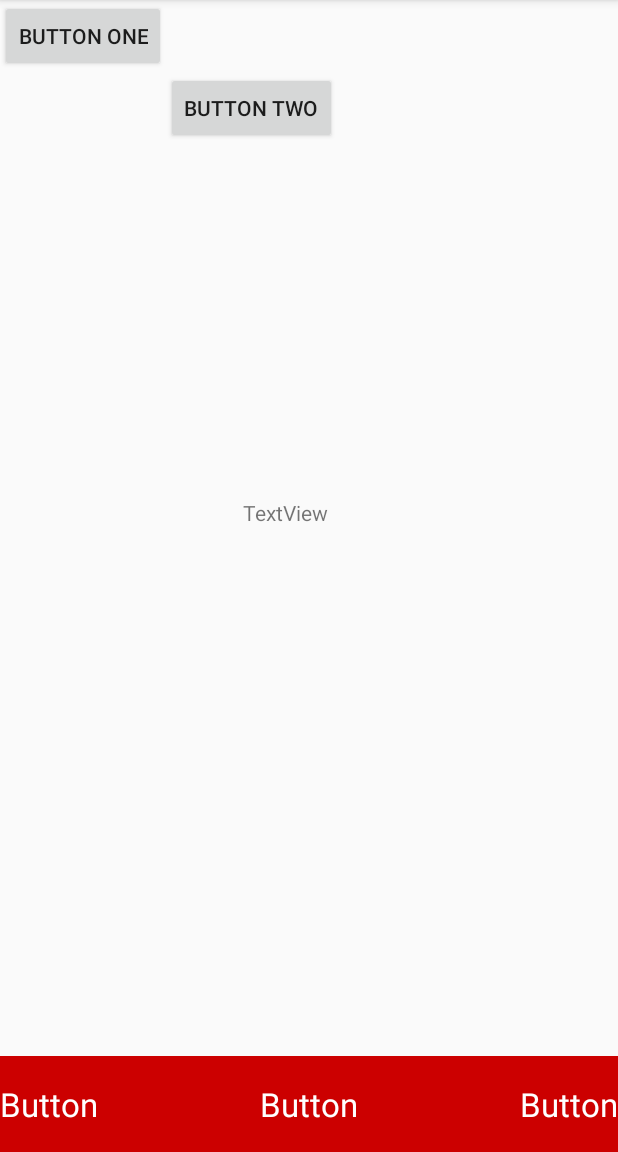
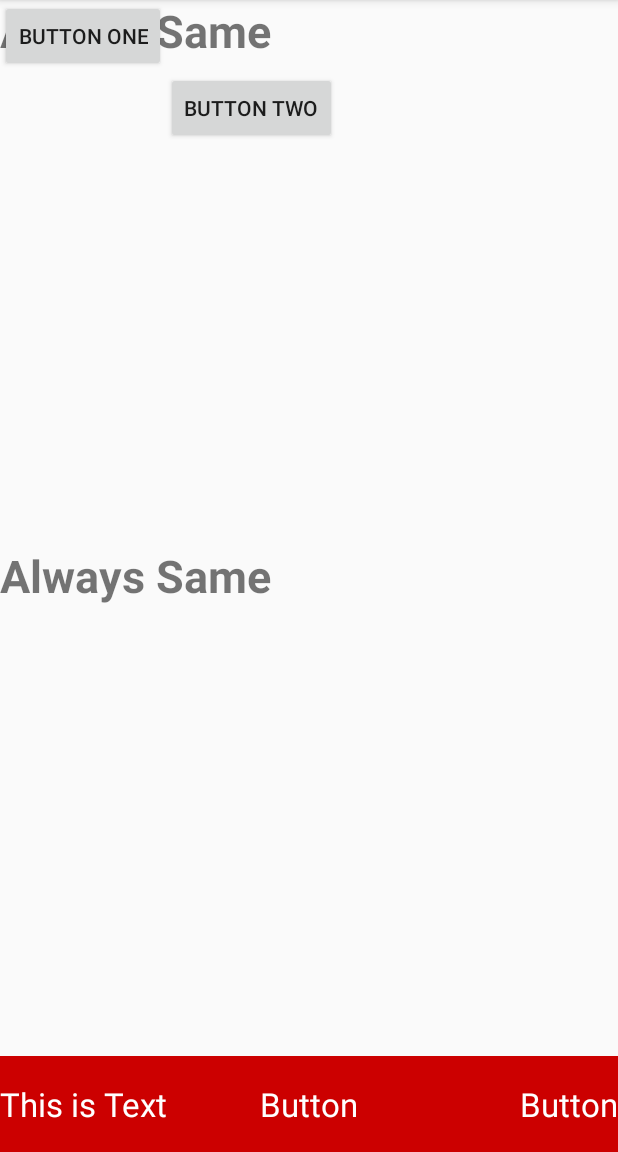
Before and after one commit to sohel2178/Tutorial1, an Android app: the screen it shows after launch (MainActivity), on a phone screen of 412 x 824 dp, the part 84-1236 px from its top. Run offline under Robolectric (Android 15) with nearby library versions, the phone set to English and light mode, and no system bars.

Commit message:
2nd Commit

```diff
--- /dev/null
+++ b/app/src/main/java/com/ibcs/tutorial1/MYView.java
@@ -0,0 +1,18 @@
+package com.ibcs.tutorial1;
+
+import android.content.Context;
+import android.support.v7.widget.AppCompatTextView;
+import android.util.AttributeSet;
+
+public class MYView extends AppCompatTextView {
+    public MYView(Context context) {
+        super(context);
+    }
+
+    public MYView(Context context, AttributeSet attrs) {
+        super(context, attrs);
+
+        setText("Always Same");
+
+    }
+}
--- a/app/src/main/java/com/ibcs/tutorial1/MainActivity.java
+++ b/app/src/main/java/com/ibcs/tutorial1/MainActivity.java
@@ -1,17 +1,56 @@
 package com.ibcs.tutorial1;
 
+import android.support.design.widget.CoordinatorLayout;
 import android.support.v7.app.AppCompatActivity;
 import android.os.Bundle;
 import android.util.Log;
+import android.view.View;
+import android.widget.Button;
+import android.widget.EditText;
+import android.widget.FrameLayout;
+import android.widget.ImageView;
+import android.widget.LinearLayout;
+import android.widget.RelativeLayout;
+import android.widget.TextView;
+import android.widget.Toast;
 
 public class MainActivity extends AppCompatActivity {
 
     private String TAG = "HHHHHHHH";
 
+    TextView ttt;
+    Button tttt;
+
+    ImageView iii;
+
+    EditText ii;
+
+
+    LinearLayout ll;
+    RelativeLayout rl;
+    FrameLayout fl;
+    CoordinatorLayout cl;
+
     @Override
     protected void onCreate(Bundle savedInstanceState) {
         super.onCreate(savedInstanceState);
         setContentView(R.layout.test_layout);
+
+
+        final Button buttonOne = findViewById(R.id.btn_one);
+
+        TextView b1 = findViewById(R.id.tv_btn_one);
+
+        b1.setText("This is Text");
+
+        buttonOne.setOnClickListener(new View.OnClickListener() {
+            @Override
+            public void onClick(View v) {
+                Toast.makeText(getApplicationContext(), "Button is Clicked", Toast.LENGTH_SHORT).show();
+
+                buttonOne.setTranslationX(200);
+            }
+        });
     }
 
     @Override
--- a/app/src/main/res/layout/test_layout.xml
+++ b/app/src/main/res/layout/test_layout.xml
@@ -31,6 +31,7 @@
             android:layout_width="wrap_content"
             android:layout_height="wrap_content"
             android:text="Button"
+            android:id="@+id/tv_btn_one"
             android:textSize="22sp"
             android:textColor="@android:color/white"
             android:layout_centerVertical="true"/>
@@ -54,13 +55,22 @@
 
     </RelativeLayout>
 
-    <TextView
-        android:id="@+id/textView"
-        android:layout_width="wrap_content"
+
+    <com.ibcs.tutorial1.MYView
+        android:layout_width="match_parent"
         android:layout_height="wrap_content"
-        android:layout_marginStart="162dp"
-        android:layout_marginTop="332dp"
-        android:text="TextView" />
+        android:textStyle="bold"
+        android:layout_centerInParent="true"
+        android:textSize="30sp"/>
+
+    <com.ibcs.tutorial1.MYView
+        android:layout_width="match_parent"
+        android:layout_height="wrap_content"
+        android:textStyle="bold"
+        android:textSize="30sp"/>
+
+
+
 
     <!--<LinearLayout
         android:layout_width="match_parent"
```
